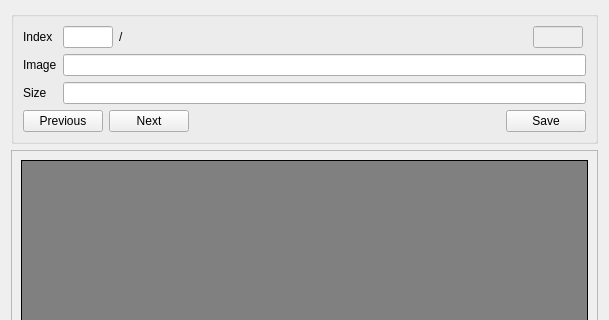
The window that ui/image-viewer.ui (michaelpm54/Ace3x) describes before a commit, drawn with Qt 5; both pictures show x 0 to 609 and y 0 to 320 of the 609 by 652 pixel window.
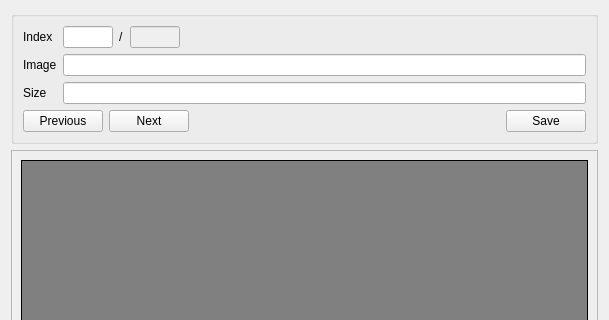
The same window after the commit.

Commit message: Update the current image when the index is edited

Diff of the .ui file:
```diff
--- a/ui/image-viewer.ui
+++ b/ui/image-viewer.ui
@@ -101,6 +101,12 @@
           <property name="sizeType">
            <enum>QSizePolicy::MinimumExpanding</enum>
           </property>
+          <property name="sizeHint" stdset="0">
+           <size>
+            <width>0</width>
+            <height>0</height>
+           </size>
+          </property>
          </spacer>
         </item>
        </layout>
```
Left out of the diff: 2 changed lines with no effect on the pictures. The commit also changes 1 other file.
